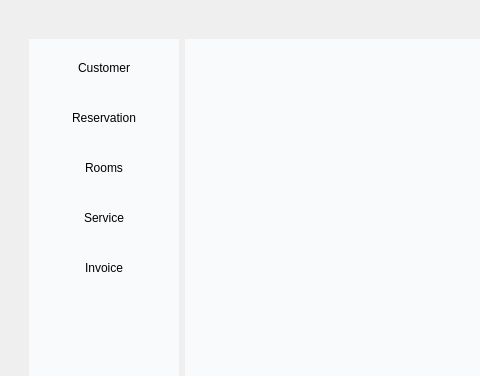
Qt form src/ui/ui_main_window.ui (trung-kieen/hotel-booking-system) before a commit; both pictures show x 0 to 480 and y 0 to 376 of the 1080 by 720 pixel window.
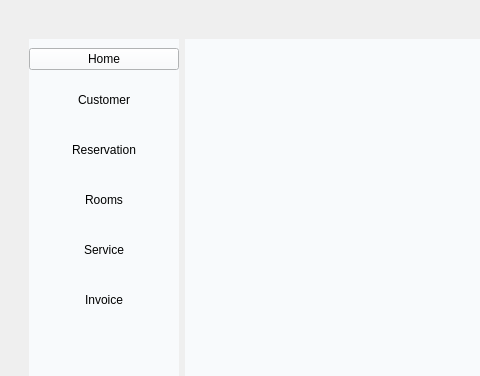
The same form after that commit.

```diff
--- a/src/ui/ui_main_window.ui
+++ b/src/ui/ui_main_window.ui
@@ -85,6 +85,13 @@
              <property name="rightMargin">
               <number>0</number>
              </property>
+             <item>
+              <widget class="QPushButton" name="homeButton">
+               <property name="text">
+                <string>Home</string>
+               </property>
+              </widget>
+             </item>
              <item>
               <widget class="QPushButton" name="customerButton">
                <property name="sizePolicy">
```
